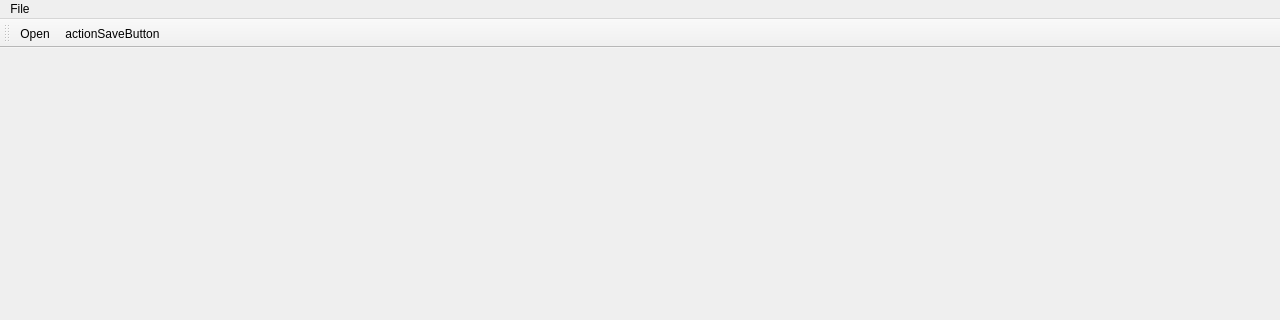
The window that ui/mainwindow.ui (Open-CK/OpenCK) describes before a commit, drawn with Qt 5; both pictures show x 0 to 1280 and y 0 to 320 of the 1280 by 768 pixel window.
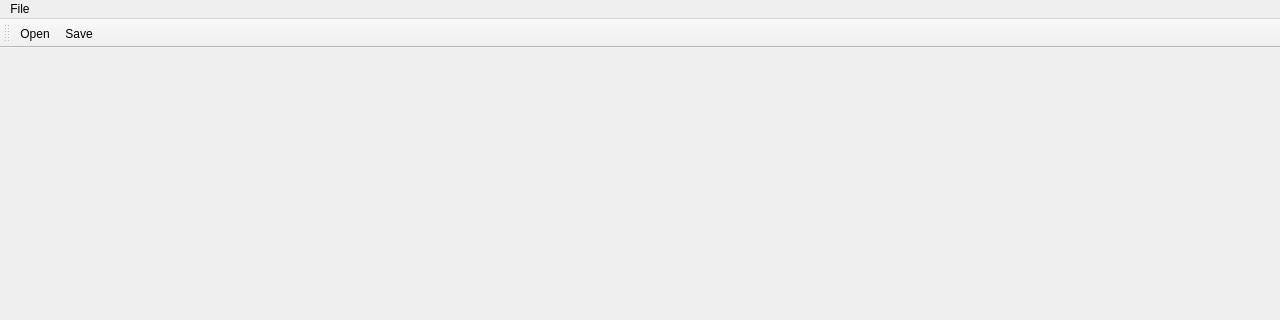
The same window after the commit. Icons and pictures are not drawn.

What changed in the file:
```diff
--- a/ui/mainwindow.ui
+++ b/ui/mainwindow.ui
@@ -45,7 +45,7 @@
     <bool>false</bool>
    </attribute>
    <addaction name="actionOpenButton"/>
-   <addaction name="actionactionSaveButton"/>
+   <addaction name="actionSaveButton"/>
   </widget>
   <widget class="QStatusBar" name="statusBar"/>
   <action name="actionData">
@@ -77,14 +77,14 @@
     <string>Load Master/Plugin Files (Ctrl + O)</string>
    </property>
   </action>
-  <action name="actionactionSaveButton">
+  <action name="actionSaveButton">
    <property name="icon">
     <iconset>
      <normalon>../resources/icons/save_48.png</normalon>
     </iconset>
    </property>
    <property name="text">
-    <string>actionSaveButton</string>
+    <string>Save</string>
    </property>
    <property name="toolTip">
     <string>Save Plugin (Ctrl + S)</string>
```
